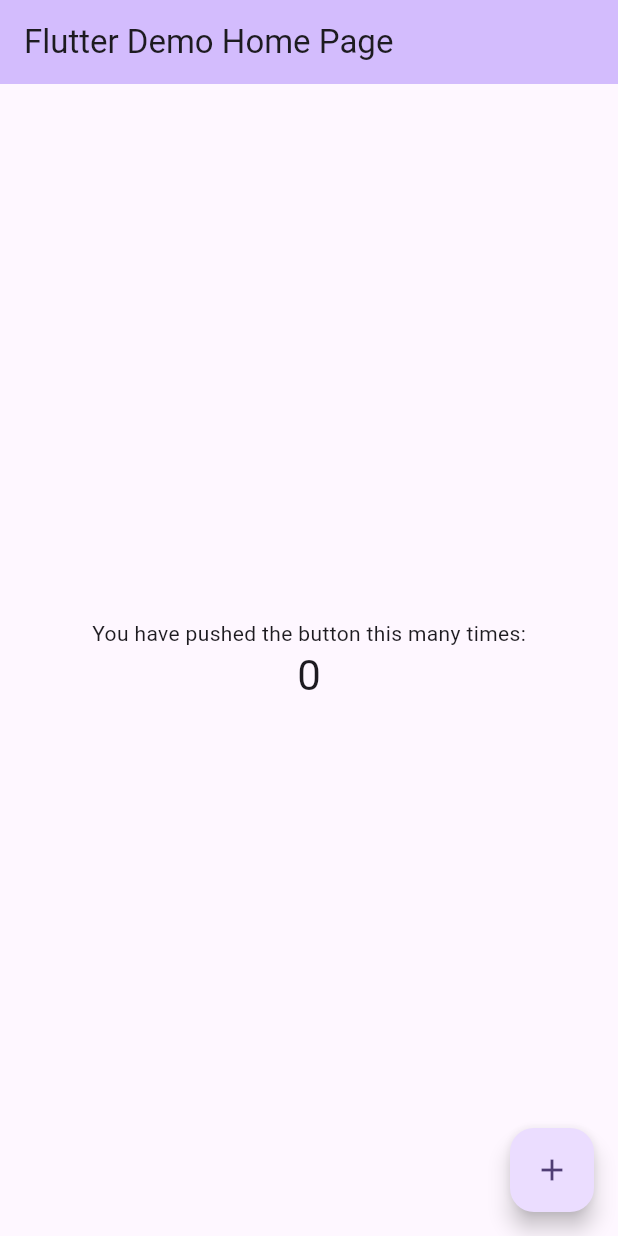
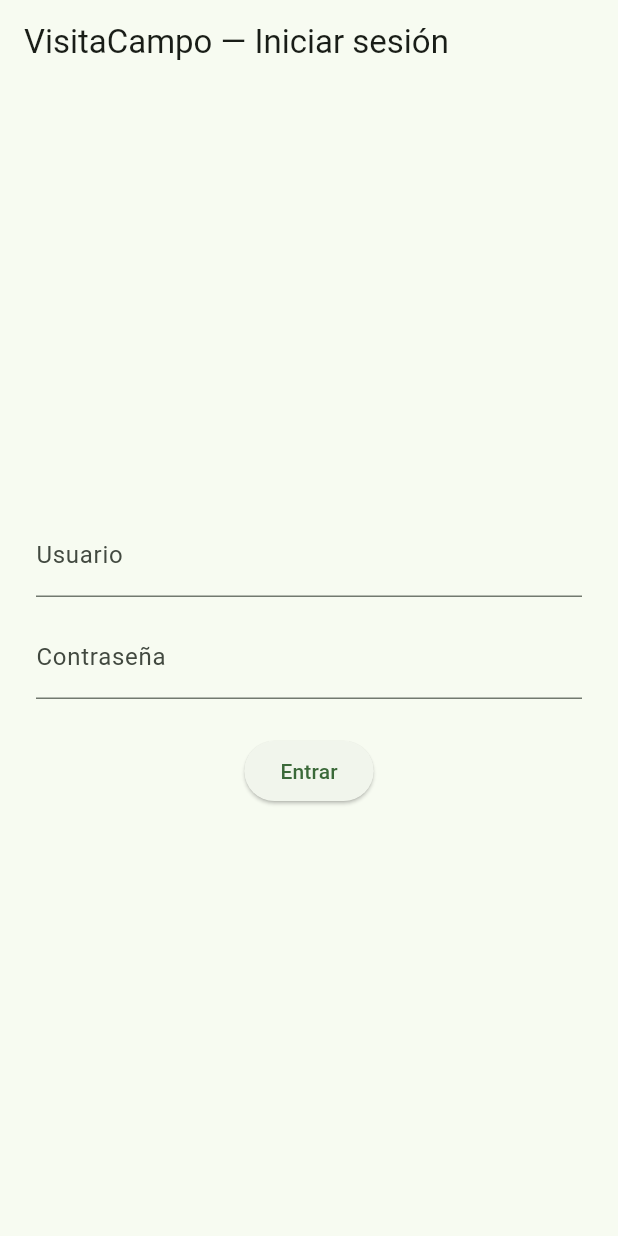
Before and after one commit to PMAPP-Org/Seguimiento_Proyectos, a Flutter app: the screen it shows after launch, on a phone screen of 412 x 824 dp. Run offline on Flutter 3.47's test engine with Material 3 defaults, Android fonts, the phone set to English and light mode, and no system bars; our stand-ins replace dio, drift, flutter_riverpod, flutter_secure_storage, freezed_annotation; accounts and stored records are empty; generated files the repository leaves out were written again.

Commit message:
app: replace the flutter create demo with a real login flow
Wires AppDependencies (device id, encrypted DB, Dio + AuthController +
AuthInterceptor) and a LoginScreen backed by the existing AuthController
domain layer, replacing the flutter create counter demo. HomeScreen is a
minimal placeholder destination for Tasks 6/7 to extend.

Co-Authored-By: Claude Sonnet 5 <noreply@anthropic.com>

```diff
--- /dev/null
+++ b/app/lib/core/constants.dart
@@ -0,0 +1,16 @@
+// Constantes de composición de la app (Tarea 5 del plan de despliegue del
+// demo). `kAppVersion` va en el `DeviceInfo` del login/registro de
+// dispositivo (contrato `DeviceInfo.app_version`) — se hardcodea en vez de
+// leerla con `package_info_plus` porque el valor exacto no afecta al
+// criterio de éxito del demo y añadir el paquete solo para esto sería
+// sobre-construcción (YAGNI).
+const String kAppVersion = '0.1.0-demo';
+
+/// URL base de la API, configurable en tiempo de build/ejecución con
+/// `flutter run --dart-define=VISITACAMPO_API_BASE_URL=https://tu-dominio`.
+/// Por defecto apunta al Caddy local de `infra/docker-compose.override.dev.yml`
+/// (HTTPS con certificado autofirmado — ver `infra/Caddyfile`).
+const String kApiBaseUrl = String.fromEnvironment(
+  'VISITACAMPO_API_BASE_URL',
+  defaultValue: 'https://localhost',
+);
--- /dev/null
+++ b/app/lib/features/auth/login_screen.dart
@@ -0,0 +1,112 @@
+// Pantalla de login (Tarea 5 del plan de despliegue del demo). Conecta la
+// UI directamente con `AuthController.login()` (Paso 13, ya construido) —
+// esta pantalla no valida ni decide nada, solo traduce el formulario a los
+// parámetros del contrato y el `AuthResult` a un mensaje o una navegación.
+import 'package:flutter/foundation.dart';
+import 'package:flutter/material.dart';
+import 'package:flutter_riverpod/flutter_riverpod.dart';
+
+import '../../core/auth/auth_models.dart';
+import '../../core/auth/auth_result.dart';
+import '../../core/constants.dart';
+import '../../core/providers.dart';
+import '../home/home_screen.dart';
+
+class LoginScreen extends ConsumerStatefulWidget {
+  const LoginScreen({super.key});
+
+  @override
+  ConsumerState<LoginScreen> createState() => _LoginScreenState();
+}
+
+class _LoginScreenState extends ConsumerState<LoginScreen> {
+  final _usernameController = TextEditingController();
+  final _passwordController = TextEditingController();
+  bool _isSubmitting = false;
+
+  @override
+  void dispose() {
+    _usernameController.dispose();
+    _passwordController.dispose();
+    super.dispose();
+  }
+
+  Future<void> _submit() async {
+    final dependencies = ref.read(appDependenciesProvider);
+    setState(() => _isSubmitting = true);
+
+    final platform = defaultTargetPlatform == TargetPlatform.iOS ? 'ios' : 'android';
+    final result = await dependencies.authController.login(
+      username: _usernameController.text,
+      password: _passwordController.text,
+      deviceInfo: DeviceInfo(
+        deviceId: dependencies.deviceId,
+        platform: platform,
+        appVersion: kAppVersion,
+      ),
+    );
+
+    if (!mounted) return;
+    setState(() => _isSubmitting = false);
+
+    result.when(
+      ok: (_) {
+        Navigator.of(context).pushReplacement(
+          MaterialPageRoute<void>(builder: (_) => const HomeScreen()),
+        );
+      },
+      err: (error) {
+        ScaffoldMessenger.of(context).showSnackBar(
+          SnackBar(content: Text(_messageFor(error))),
+        );
+      },
+    );
+  }
+
+  String _messageFor(AuthError error) => error.when(
+    network: (message) => 'No se pudo conectar con el servidor.',
+    invalidCredentials: () => 'Usuario o contraseña incorrectos.',
+    unauthorized: () => 'Sesión no autorizada.',
+    unexpectedStatus: (statusCode, body) => 'Error inesperado del servidor ($statusCode).',
+    malformedResponse: (details) => 'Respuesta del servidor no reconocida.',
+  );
+
+  @override
+  Widget build(BuildContext context) {
+    return Scaffold(
+      appBar: AppBar(title: const Text('VisitaCampo — Iniciar sesión')),
+      body: Padding(
+        padding: const EdgeInsets.all(24),
+        child: Column(
+          mainAxisAlignment: MainAxisAlignment.center,
+          children: [
+            TextField(
+              key: const Key('login_username_field'),
+              controller: _usernameController,
+              decoration: const InputDecoration(labelText: 'Usuario'),
+            ),
+            const SizedBox(height: 12),
+            TextField(
+              key: const Key('login_password_field'),
+              controller: _passwordController,
+              obscureText: true,
+              decoration: const InputDecoration(labelText: 'Contraseña'),
+            ),
+            const SizedBox(height: 24),
+            ElevatedButton(
+              key: const Key('login_submit_button'),
+              onPressed: _isSubmitting ? null : _submit,
+              child: _isSubmitting
+                  ? const SizedBox(
+                      width: 20,
+                      height: 20,
+                      child: CircularProgressIndicator(strokeWidth: 2),
+                    )
+                  : const Text('Entrar'),
+            ),
+          ],
+        ),
+      ),
+    );
+  }
+}
--- a/app/lib/main.dart
+++ b/app/lib/main.dart
@@ -1,122 +1,34 @@
+// VisitaCampo — punto de entrada real (Tarea 5 del plan de despliegue del
+// demo). Reemplaza el demo de `flutter create` (contador) sin modificar.
+// Sin restauración de sesión al reiniciar: la app siempre arranca en
+// LoginScreen (decisión de diseño de esta tarea — ver el plan).
 import 'package:flutter/material.dart';
+import 'package:flutter_riverpod/flutter_riverpod.dart';
 
-void main() {
-  runApp(const MyApp());
+import 'core/app_dependencies.dart';
+import 'core/providers.dart';
+import 'features/auth/login_screen.dart';
+
+Future<void> main() async {
+  WidgetsFlutterBinding.ensureInitialized();
+  final dependencies = await AppDependencies.bootstrap();
+  runApp(
+    ProviderScope(
+      overrides: [appDependenciesProvider.overrideWithValue(dependencies)],
+      child: const App(),
+    ),
+  );
 }
 
-class MyApp extends StatelessWidget {
-  const MyApp({super.key});
+class App extends StatelessWidget {
+  const App({super.key});
 
-  // This widget is the root of your application.
   @override
   Widget build(BuildContext context) {
     return MaterialApp(
-      title: 'Flutter Demo',
-      theme: ThemeData(
-        // This is the theme of your application.
-        //
-        // TRY THIS: Try running your application with "flutter run". You'll see
-        // the application has a purple toolbar. Then, without quitting the app,
-        // try changing the seedColor in the colorScheme below to Colors.green
-        // and then invoke "hot reload" (save your changes or press the "hot
-        // reload" button in a Flutter-supported IDE, or press "r" if you used
-        // the command line to start the app).
-        //
-        // Notice that the counter didn't reset back to zero; the application
-        // state is not lost during the reload. To reset the state, use hot
-        // restart instead.
-        //
-        // This works for code too, not just values: Most code changes can be
-        // tested with just a hot reload.
-        colorScheme: .fromSeed(seedColor: Colors.deepPurple),
-      ),
-      home: const MyHomePage(title: 'Flutter Demo Home Page'),
+      title: 'VisitaCampo',
+      theme: ThemeData(colorScheme: ColorScheme.fromSeed(seedColor: Colors.green)),
+      home: const LoginScreen(),
     );
   }
 }
-
-class MyHomePage extends StatefulWidget {
-  const MyHomePage({super.key, required this.title});
-
-  // This widget is the home page of your application. It is stateful, meaning
-  // that it has a State object (defined below) that contains fields that affect
-  // how it looks.
-
-  // This class is the configuration for the state. It holds the values (in this
-  // case the title) provided by the parent (in this case the App widget) and
-  // used by the build method of the State. Fields in a Widget subclass are
-  // always marked "final".
-
-  final String title;
-
-  @override
-  State<MyHomePage> createState() => _MyHomePageState();
-}
-
-class _MyHomePageState extends State<MyHomePage> {
-  int _counter = 0;
-
-  void _incrementCounter() {
-    setState(() {
-      // This call to setState tells the Flutter framework that something has
-      // changed in this State, which causes it to rerun the build method below
-      // so that the display can reflect the updated values. If we changed
-      // _counter without calling setState(), then the build method would not be
-      // called again, and so nothing would appear to happen.
-      _counter++;
-    });
-  }
-
-  @override
-  Widget build(BuildContext context) {
-    // This method is rerun every time setState is called, for instance as done
-    // by the _incrementCounter method above.
-    //
-    // The Flutter framework has been optimized to make rerunning build methods
-    // fast, so that you can just rebuild anything that needs updating rather
-    // than having to individually change instances of widgets.
-    return Scaffold(
-      appBar: AppBar(
-        // TRY THIS: Try changing the color here to a specific color (to
-        // Colors.amber, perhaps?) and trigger a hot reload to see the AppBar
-        // change color while the other colors stay the same.
-        backgroundColor: Theme.of(context).colorScheme.inversePrimary,
-        // Here we take the value from the MyHomePage object that was created by
-        // the App.build method, and use it to set our appbar title.
-        title: Text(widget.title),
-      ),
-      body: Center(
-        // Center is a layout widget. It takes a single child and positions it
-        // in the middle of the parent.
-        child: Column(
-          // Column is also a layout widget. It takes a list of children and
-          // arranges them vertically. By default, it sizes itself to fit its
-          // children horizontally, and tries to be as tall as its parent.
-          //
-          // Column has various properties to control how it sizes itself and
-          // how it positions its children. Here we use mainAxisAlignment to
-          // center the children vertically; the main axis here is the vertical
-          // axis because Columns are vertical (the cross axis would be
-          // horizontal).
-          //
-          // TRY THIS: Invoke "debug painting" (choose the "Toggle Debug Paint"
-          // action in the IDE, or press "p" in the console), to see the
-          // wireframe for each widget.
-          mainAxisAlignment: .center,
-          children: [
-            const Text('You have pushed the button this many times:'),
-            Text(
-              '$_counter',
-              style: Theme.of(context).textTheme.headlineMedium,
-            ),
-          ],
-        ),
-      ),
-      floatingActionButton: FloatingActionButton(
-        onPressed: _incrementCounter,
-        tooltip: 'Increment',
-        child: const Icon(Icons.add),
-      ),
-    );
-  }
-}
```
Also changed, not shown: app/lib/core/app_dependencies.dart (added, +70 -0 lines), app/lib/core/device/device_id_store.dart (added, +47 -0 lines), app/lib/core/providers.dart (added, +15 -0 lines), app/lib/features/home/home_screen.dart (added, +22 -0 lines), 3 other files.
